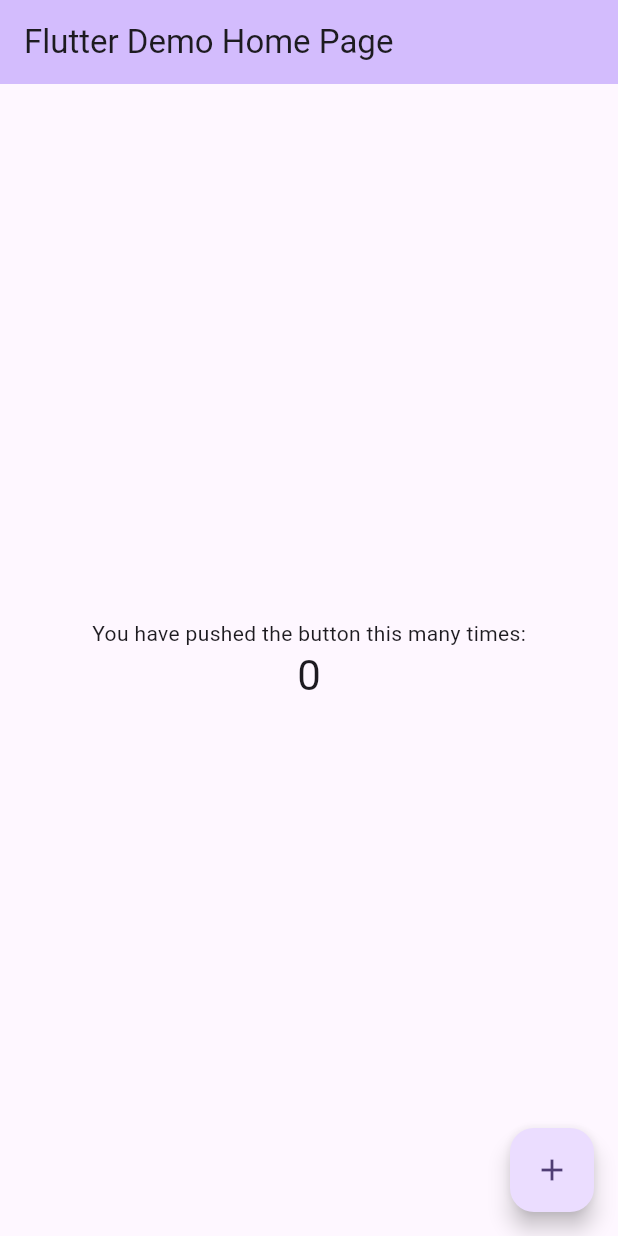
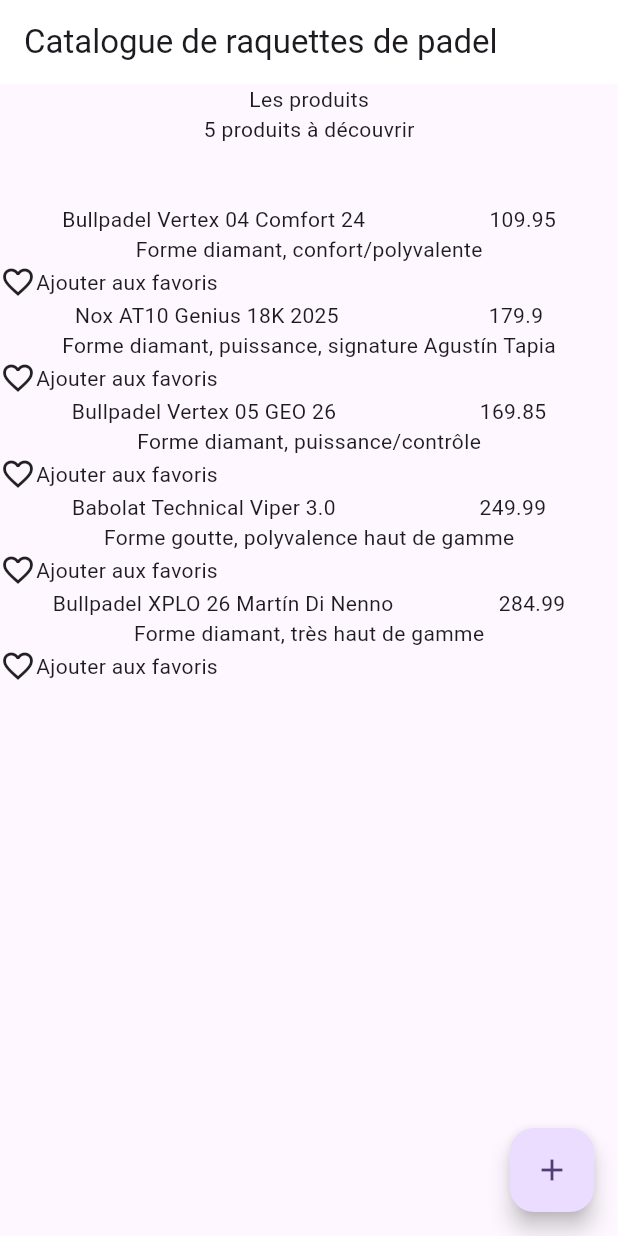
Before and after one commit to JonIsamb/product_display, a Flutter app: the screen it shows after launch, on a phone screen of 412 x 824 dp. Run offline on Flutter 3.47's test engine with Material 3 defaults, Android fonts, the phone set to English and light mode, and no system bars.

Commit message:
Wire front & back

```diff
--- a/lib/class/product.dart
+++ b/lib/class/product.dart
@@ -21,48 +21,41 @@
 
 }
 
-/// A ListItem that contains data to display a heading.
-class HeadingItem implements ListItem {
-  final String heading;
-
-  HeadingItem(this.heading);
-
-  @override
-  Widget buildName(BuildContext context) {
-    return Text(heading, style: Theme.of(context).textTheme.headlineSmall);
-  }
-
-  @override
-  Widget buildDescription(BuildContext context) => const SizedBox.shrink();
-  @override
-  Widget buildPrice(BuildContext context) => const SizedBox.shrink();
-  @override
-  Widget buildImage(BuildContext context) => const SizedBox.shrink();
-  @override
-  Widget buildFavorite(BuildContext context) => const SizedBox.shrink();
-}
-
 /// A ListItem that contains data to display a message.
-class MessageItem implements ListItem {
-  final String sender;
-  final String body;
-  final String? price;
+class PadelRaquet implements ListItem {
+  final String name;
+  final String description;
+  final double? price;
   final String? image;
   final bool isFavorite;
 
-  MessageItem(this.sender, this.body, {this.price, this.image, this.isFavorite = false});
+  PadelRaquet(this.name, this.description, this.price, this.image, this.isFavorite);
   @override
-  Widget buildName(BuildContext context) => Text(sender);
+  Widget buildName(BuildContext context) => Text(name);
 
   @override
-  Widget buildDescription(BuildContext context) => Text(body);
+  Widget buildDescription(BuildContext context) => Text(description);
 
   @override
   Widget buildFavorite(BuildContext context) {
     if (isFavorite) {
-      return const Icon(Icons.favorite, color: Colors.red);
+      return Container(
+        child: Row(
+          children: [
+            Icon(Icons.favorite, color: Colors.red),
+            Text('Retirer des favoris')
+          ]
+        ),
+      );
     } else {
-      return const Icon(Icons.favorite_border);
+      return Container(
+        child: Row(
+            children: [
+              Icon(Icons.favorite_border),
+              Text('Ajouter aux favoris')
+            ]
+        ),
+      );
     }
   }
 
@@ -78,7 +71,7 @@
   @override
   Widget buildPrice(BuildContext context) {
     if (price != null) {
-      return Text(price!);
+      return Text(price.toString());
     } else {
       return const SizedBox.shrink();
     }
--- a/lib/main.dart
+++ b/lib/main.dart
@@ -1,4 +1,5 @@
 import 'package:flutter/material.dart';
+import 'package:project_display/class/product.dart';
 
 void main() {
   runApp(const MyApp());
@@ -30,22 +31,13 @@
         // tested with just a hot reload.
         colorScheme: ColorScheme.fromSeed(seedColor: Colors.deepPurple),
       ),
-      home: const MyHomePage(title: 'Flutter Demo Home Page'),
+      home: const MyHomePage(title: 'Catalogue de raquettes de padel'),
     );
   }
 }
 
 class MyHomePage extends StatefulWidget {
   const MyHomePage({super.key, required this.title});
-
-  // This widget is the home page of your application. It is stateful, meaning
-  // that it has a State object (defined below) that contains fields that affect
-  // how it looks.
-
-  // This class is the configuration for the state. It holds the values (in this
-  // case the title) provided by the parent (in this case the App widget) and
-  // used by the build method of the State. Fields in a Widget subclass are
-  // always marked "final".
 
   final String title;
 
@@ -58,14 +50,17 @@
 
   void _incrementCounter() {
     setState(() {
-      // This call to setState tells the Flutter framework that something has
-      // changed in this State, which causes it to rerun the build method below
-      // so that the display can reflect the updated values. If we changed
-      // _counter without calling setState(), then the build method would not be
-      // called again, and so nothing would appear to happen.
       _counter++;
     });
   }
+
+  final items = List<ListItem>.from([
+    PadelRaquet('Bullpadel Vertex 04 Comfort 24', 'Forme diamant, confort/polyvalente', 109.95, '', false),
+    PadelRaquet('Nox AT10 Genius 18K 2025', 'Forme diamant, puissance, signature Agustín Tapia', 179.90, '', false),
+    PadelRaquet('Bullpadel Vertex 05 GEO 26', 'Forme diamant, puissance/contrôle', 169.85, '', false),
+    PadelRaquet('Babolat Technical Viper 3.0', 'Forme goutte, polyvalence haut de gamme', 249.99, '', false),
+    PadelRaquet('Bullpadel XPLO 26 Martín Di Nenno', 'Forme diamant, très haut de gamme', 284.99, '', false),
+  ]);
 
   @override
   Widget build(BuildContext context) {
@@ -77,38 +72,46 @@
     // than having to individually change instances of widgets.
     return Scaffold(
       appBar: AppBar(
-        // TRY THIS: Try changing the color here to a specific color (to
-        // Colors.amber, perhaps?) and trigger a hot reload to see the AppBar
-        // change color while the other colors stay the same.
-        backgroundColor: Theme.of(context).colorScheme.inversePrimary,
-        // Here we take the value from the MyHomePage object that was created by
-        // the App.build method, and use it to set our appbar title.
+        backgroundColor: Colors.white,
         title: Text(widget.title),
       ),
       body: Center(
-        // Center is a layout widget. It takes a single child and positions it
-        // in the middle of the parent.
         child: Column(
-          // Column is also a layout widget. It takes a list of children and
-          // arranges them vertically. By default, it sizes itself to fit its
-          // children horizontally, and tries to be as tall as its parent.
-          //
-          // Column has various properties to control how it sizes itself and
-          // how it positions its children. Here we use mainAxisAlignment to
-          // center the children vertically; the main axis here is the vertical
-          // axis because Columns are vertical (the cross axis would be
-          // horizontal).
-          //
-          // TRY THIS: Invoke "debug painting" (choose the "Toggle Debug Paint"
-          // action in the IDE, or press "p" in the console), to see the
-          // wireframe for each widget.
-          mainAxisAlignment: MainAxisAlignment.center,
+          mainAxisAlignment: .center,
           children: [
-            const Text('You have pushed the button this many times:'),
-            Text(
-              '$_counter',
-              style: Theme.of(context).textTheme.headlineMedium,
+            SizedBox(
+              height: 80,
+              child: Column(
+                children: [
+                  Text('Les produits'),
+                  Text('${items.length} produits à découvrir')
+                ],
+              ),
             ),
+            Expanded(
+              child: ListView.builder(
+                itemCount: items.length,
+                  itemBuilder: (context, index) {
+                    final item = items[index];
+
+                    return Container(
+                      child: Column(
+                        children: [
+                          Row(
+                            mainAxisAlignment: MainAxisAlignment.spaceAround,
+                            children: [
+                              item.buildName(context),
+                              item.buildPrice(context)
+                            ],
+                          ),
+                          item.buildDescription(context),
+                          item.buildFavorite(context)
+                        ],
+                      )
+                    );
+                  }
+              ),
+            )
           ],
         ),
       ),
```
